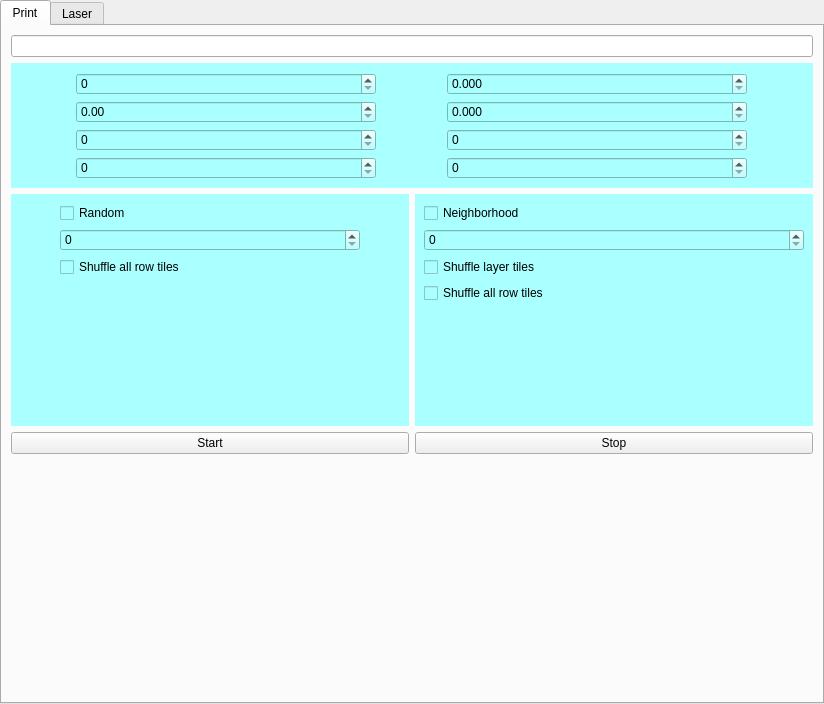
First picture: the form in gui/ui/TestFrame.ui, repository nico88chessa/MIBDV, before the edit.
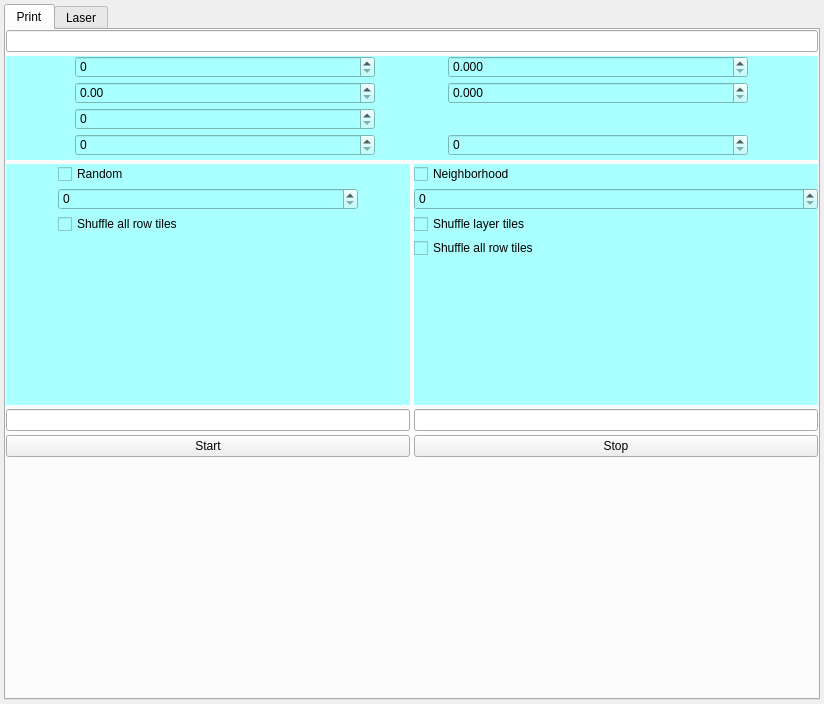
Second picture: the form after the edit. The open tabs and pages were chosen to show the change. Custom widgets are drawn as their Qt base class.

Commit message: modificato logica timing stampa (da verificare!!!); modificato spaziatura layout TestFrame; agganciato logica laser in fase di stampa; modificato leggermente stylesheet; rimosso include QDebug in abstract_sync_executor;

Diff of the .ui file:
```diff
--- a/gui/ui/TestFrame.ui
+++ b/gui/ui/TestFrame.ui
@@ -15,19 +15,19 @@
   </property>
   <layout class="QGridLayout" name="gridLayout_2">
    <property name="leftMargin">
-    <number>0</number>
+    <number>4</number>
    </property>
    <property name="topMargin">
-    <number>0</number>
+    <number>4</number>
    </property>
    <property name="rightMargin">
-    <number>0</number>
+    <number>4</number>
    </property>
    <property name="bottomMargin">
-    <number>0</number>
+    <number>4</number>
    </property>
    <property name="spacing">
-    <number>0</number>
+    <number>4</number>
    </property>
    <item row="0" column="0">
     <widget class="QTabWidget" name="tabWidget">
@@ -39,6 +39,21 @@
        <string>Print</string>
       </attribute>
       <layout class="QGridLayout" name="gridLayout_5">
+       <property name="leftMargin">
+        <number>0</number>
+       </property>
+       <property name="topMargin">
+        <number>0</number>
+       </property>
+       <property name="rightMargin">
+        <number>0</number>
+       </property>
+       <property name="bottomMargin">
+        <number>0</number>
+       </property>
+       <property name="spacing">
+        <number>4</number>
+       </property>
        <item row="0" column="0" colspan="2">
         <widget class="MDLineEdit" name="leFilePath">
          <property name="minimumSize">
@@ -68,11 +83,17 @@
            <number>0</number>
           </property>
           <property name="topMargin">
-           <number>10</number>
+           <number>0</number>
           </property>
           <property name="rightMargin">
            <number>0</number>
           </property>
+          <property name="bottomMargin">
+           <number>4</number>
+          </property>
+          <property name="spacing">
+           <number>4</number>
+          </property>
           <item row="0" column="0">
            <widget class="MDSpinBox" name="sbTileSize">
             <property name="minimumSize">
@@ -159,25 +180,6 @@
             </property>
            </widget>
           </item>
-          <item row="2" column="1">
-           <widget class="MDSpinBox" name="sbFrequency">
-            <property name="minimumSize">
-             <size>
-              <width>300</width>
-              <height>0</height>
-             </size>
-            </property>
-            <property name="maximumSize">
-             <size>
-              <width>300</width>
-              <height>16777215</height>
-             </size>
-            </property>
-            <property name="label" stdset="0">
-             <string>Frequency [Khz]</string>
-            </property>
-           </widget>
-          </item>
           <item row="3" column="0">
            <widget class="MDSpinBox" name="sbWaitTime">
             <property name="minimumSize">
@@ -193,7 +195,7 @@
              </size>
             </property>
             <property name="label" stdset="0">
-             <string>Wait time tile [ms]</string>
+             <string>Tile time [ms]</string>
             </property>
            </widget>
           </item>
@@ -216,6 +218,33 @@
          </layout>
         </widget>
        </item>
+       <item row="4" column="1">
+        <widget class="QPushButton" name="pbStopProcess">
+         <property name="text">
+          <string>Stop</string>
+         </property>
+        </widget>
+       </item>
+       <item row="5" column="0" colspan="2">
+        <spacer name="verticalSpacer">
+         <property name="orientation">
+          <enum>Qt::Vertical</enum>
+         </property>
+         <property name="sizeHint" stdset="0">
+          <size>
+           <width>20</width>
+           <height>239</height>
+          </size>
+         </property>
+        </spacer>
+       </item>
+       <item row="4" column="0">
+        <widget class="QPushButton" name="pbStartProcess">
+         <property name="text">
+          <string>Start</string>
+         </property>
+        </widget>
+       </item>
        <item row="2" column="0">
         <widget class="QWidget" name="wRandom" native="true">
          <property name="minimumSize">
@@ -228,6 +257,21 @@
           <string notr="true">background-color: rgb(170, 255, 255);</string>
          </property>
          <layout class="QGridLayout" name="gridLayout_3">
+          <property name="leftMargin">
+           <number>0</number>
+          </property>
+          <property name="topMargin">
+           <number>0</number>
+          </property>
+          <property name="rightMargin">
+           <number>0</number>
+          </property>
+          <property name="bottomMargin">
+           <number>0</number>
+          </property>
+          <property name="spacing">
+           <number>4</number>
+          </property>
           <item row="2" column="0">
            <widget class="QCheckBox" name="cbRShuffleRowTiles">
             <property name="text">
@@ -283,6 +327,21 @@
           <string notr="true">background-color: rgb(170, 255, 255);</string>
          </property>
          <layout class="QGridLayout" name="gridLayout_4">
+          <property name="leftMargin">
+           <number>0</number>
+          </property>
+          <property name="topMargin">
+           <number>0</number>
+          </property>
+          <property name="rightMargin">
+           <number>0</number>
+          </property>
+          <property name="bottomMargin">
+           <number>0</number>
+          </property>
+          <property name="spacing">
+           <number>4</number>
+          </property>
           <item row="0" column="0">
            <widget class="QCheckBox" name="cbNHChoice">
             <property name="text">
@@ -331,32 +390,19 @@
         </widget>
        </item>
        <item row="3" column="0">
-        <widget class="QPushButton" name="pbStartProcess">
-         <property name="text">
-          <string>Start</string>
+        <widget class="MDLineEdit" name="leTileTimeMeasure">
+         <property name="label" stdset="0">
+          <string>Tile time measure [ms]</string>
          </property>
         </widget>
        </item>
        <item row="3" column="1">
-        <widget class="QPushButton" name="pbStopProcess">
-         <property name="text">
-          <string>Stop</string>
+        <widget class="MDLineEdit" name="leStackTimeMeasure">
+         <property name="label" stdset="0">
+          <string>Stack time measure  [ms]</string>
          </property>
         </widget>
        </item>
-       <item row="4" column="0" colspan="2">
-        <spacer name="verticalSpacer">
-         <property name="orientation">
-          <enum>Qt::Vertical</enum>
-         </property>
-         <property name="sizeHint" stdset="0">
-          <size>
-           <width>20</width>
-           <height>239</height>
-          </size>
-         </property>
-        </spacer>
-       </item>
       </layout>
      </widget>
      <widget class="QWidget" name="tabLaser">
```
Left out of the diff: 134 changed lines with no effect on the pictures. The commit also changes 4 other files.
